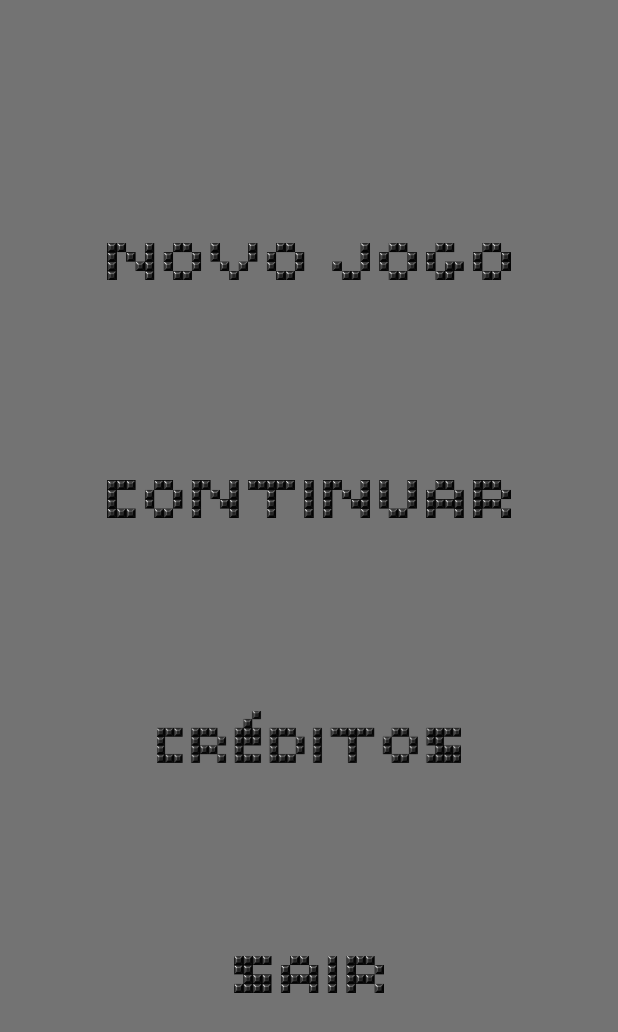
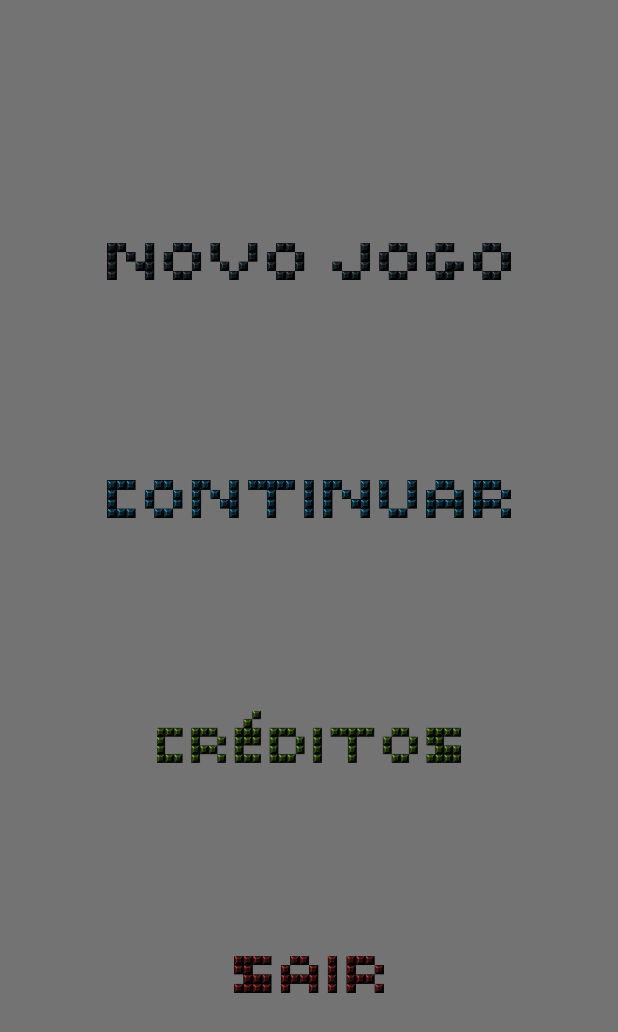
Before and after one commit to clebsonluiz/UAST-2020.3-IHM, a Flutter app: the MyHomePage screen opened directly, on a phone screen of 412 x 824 dp. Shown: the top 1032 px of the screen. Run offline on Flutter 3.47's test engine with Material 2 defaults, Android fonts, the phone set to English and light mode, and no system bars; missing offline and left inert: flame, flame_splash_screen, tiled.

Commit message:
Commit 3 - Algumas correções e mudanças

```diff
--- a/lib/src/model/entity/player/aliengold.dart
+++ b/lib/src/model/entity/player/aliengold.dart
@@ -55,4 +55,7 @@ class PlayerAlienGold extends EntityMap {
       return AlienHunterGold.IDLE;
   }
 
+  @override
+  List<int> colisionFactor() => [6, 2];
+
 }
--- a/lib/src/model/entity/player/alienhunter.dart
+++ b/lib/src/model/entity/player/alienhunter.dart
@@ -24,4 +24,7 @@ class PlayerAlienHunter extends EntityMap {
       return AlienHunterWalker.IDLE;
   }
 
+  @override
+  List<int> colisionFactor() => [6, 3];
+
 }
--- a/lib/src/model/map/map_cave_1.dart
+++ b/lib/src/model/map/map_cave_1.dart
@@ -1,4 +1,4 @@
-import 'package:ihm_2020_1/src/model/abstracts/customs/custom_tiled_component.dart';
+import 'package:ihm_2020_3/src/model/abstracts/customs/custom_tiled_component.dart';
 
 class MapCave1 extends CustomTiledComponent {
 
--- a/lib/src/view/pages/home_page.dart
+++ b/lib/src/view/pages/home_page.dart
@@ -38,28 +38,28 @@ class _MyHomePageState extends State<MyHomePage> {
 
                             MenuButtomWidget(
                                 // textContent: 'NOVO JOGO',
-                                widget: _buildImageSized(image: "menu_item_1.png"),
+                                widget: _buildImageSized(image: "menu_item_1.png", color: Colors.blueGrey),
                                 onAction: () async {},
-                                splashColor: Colors.blue),
+                                splashColor: Colors.black54),
                             MenuButtomWidget(
                                 // textContent: 'CONTINUAR',
-                                widget: _buildImageSized(image: "menu_item_2.png"),
+                                widget: _buildImageSized(image: "menu_item_2.png", color: Colors.lightBlueAccent),
                                 onAction: () async {},
-                                splashColor: Colors.blueGrey),
+                                splashColor: Colors.blueGrey[800]),
                             MenuButtomWidget(
                                 // textContent: 'CRÉDITOS',
-                                widget: _buildImageSized(image: "menu_item_3.png", maxHeight: 35),
+                                widget: _buildImageSized(image: "menu_item_3.png", maxHeight: 35, color: Colors.lightGreenAccent),
                                 onAction: () async {
                                   await Navigator.pushNamed(context, "/credits");
                                 },
-                                splashColor: Colors.indigo),
+                                splashColor: Colors.green[800]),
                             MenuButtomWidget(
                                 // textContent: 'SAIR',
-                                widget: _buildImageSized(image: "menu_item_4.png"),
+                                widget: _buildImageSized(image: "menu_item_4.png", color: Colors.redAccent),
                                 onAction: () async => await SystemChannels
                                     .platform
                                     .invokeMethod<void>('SystemNavigator.pop'),
-                                splashColor: Colors.red),
+                                splashColor: Colors.red[800]),
                           ],
                         ),
                       ],
@@ -68,12 +68,14 @@ class _MyHomePageState extends State<MyHomePage> {
             ));
   }
 
-  Widget _buildImageSized({String image, double maxHeight = 25}) {
+  Widget _buildImageSized({String image, double maxHeight = 25, Color color}) {
     return LimitedBox(
+      key: Key(_globalKey.toString() + image),
         maxHeight: maxHeight,
         child: Image.asset(
           'assets/images/' + image.toString(),
-          color: null,
+          color: color,
+          colorBlendMode: BlendMode.modulate,
         ));
   }
 
```
Also changed, not shown: lib/src/model/abstracts/customs/custom_sprite_entity.dart (+31 -9 lines), lib/src/model/abstracts/customs/custom_tiled_component.dart (+9 -0 lines), lib/src/view/pages/creditos_page.dart (+4 -3 lines).
